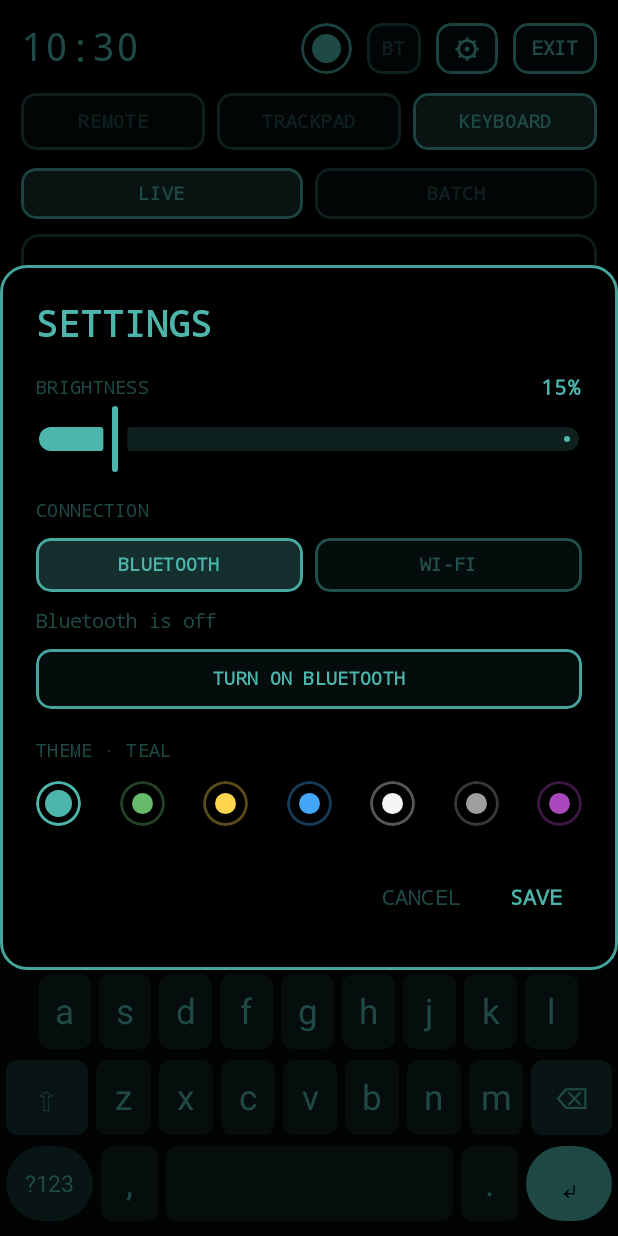
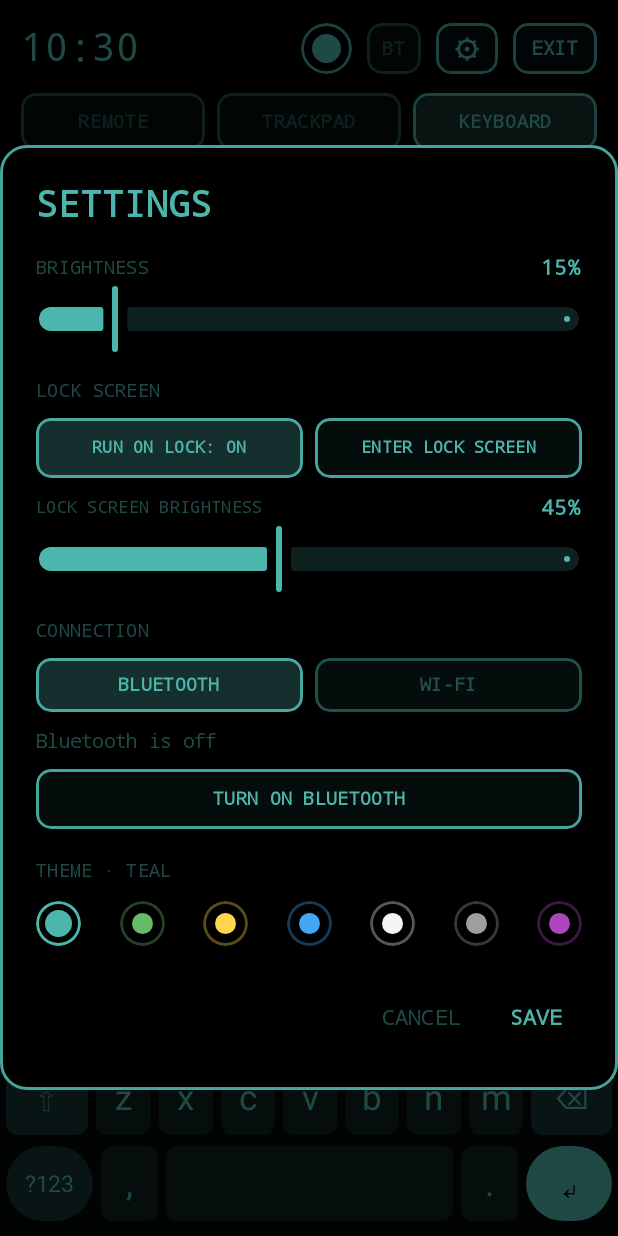
Before and after one commit to theboyjones-oss/ambient-remote, an Android app built with Jetpack Compose: the screen it shows after launch (AmbientRemoteActivity), after a tap on "BT", on a phone screen of 412 x 824 dp. Run offline under Robolectric (Android 15) with nearby library versions, the phone set to English and light mode, and no system bars; 3 other taps on this screen came first.

Commit message:
Run on Lock Screen toggle, Enter Lock Screen button, separate lock-screen brightness (45%)
Co-Authored-By: Claude Opus 5.5 <noreply@anthropic.com>
Claude-Session: https://claude.ai/code/session_013kmryND9dLDVS9px7emNQV

```diff
--- a/app/src/main/java/com/example/ambientremote/AmbientRemoteActivity.kt
+++ b/app/src/main/java/com/example/ambientremote/AmbientRemoteActivity.kt
@@ -1,5 +1,8 @@
 package com.example.ambientremote
 
+import android.app.KeyguardManager
+import android.app.admin.DevicePolicyManager
+import android.content.ComponentName
 import android.content.Intent
 import android.graphics.Color
 import android.graphics.drawable.ColorDrawable
@@ -9,6 +12,9 @@ import android.hardware.SensorEventListener
 import android.hardware.SensorManager
 import android.os.Build
 import android.os.Bundle
+import android.os.Handler
+import android.os.Looper
+import android.os.PowerManager
 import android.view.MotionEvent
 import android.view.WindowManager
 import androidx.activity.ComponentActivity
@@ -18,6 +24,7 @@ import androidx.compose.foundation.background
 import androidx.compose.foundation.layout.Box
 import androidx.compose.foundation.layout.fillMaxSize
 import androidx.compose.runtime.LaunchedEffect
+import kotlinx.coroutines.delay
 import androidx.compose.runtime.getValue
 import androidx.compose.runtime.mutableStateOf
 import androidx.compose.runtime.setValue
@@ -46,15 +53,22 @@ class AmbientRemoteActivity : ComponentActivity(), SensorEventListener {
     private var blackout by mutableStateOf(false)
     private var showSettings by mutableStateOf(false)
 
+    /** True while the keyguard is showing (remote running on the lock screen). */
+    private var onLockScreen by mutableStateOf(false)
+
+    private val lockAdmin =
+        registerForActivityResult(ActivityResultContracts.StartActivityForResult()) {
+            if (isLockAdmin()) lockAndShowRemote()
+        }
+
     override fun onCreate(savedInstanceState: Bundle?) {
         super.onCreate(savedInstanceState)
 
-        setShowWhenLocked(true)
-        setTurnScreenOn(true)
+        settings = RemoteSettings(this)
+        applyLockScreenMode(settings.runOnLockScreen)
 
         window.addFlags(WindowManager.LayoutParams.FLAG_KEEP_SCREEN_ON)
         window.setBackgroundDrawable(ColorDrawable(Color.BLACK))
-        settings = RemoteSettings(this)
         window.attributes = window.attributes.apply {
             screenBrightness = settings.brightness
             if (Build.VERSION.SDK_INT >= Build.VERSION_CODES.P) {
@@ -77,7 +91,15 @@ class AmbientRemoteActivity : ComponentActivity(), SensorEventListener {
         showSettings = intent?.getBooleanExtra(EXTRA_OPEN_SETTINGS, false) == true
 
         setContent {
-            LaunchedEffect(settings.brightness) { window.applyBrightness(settings.brightness) }
+            LaunchedEffect(settings.runOnLockScreen) { applyLockScreenMode(settings.runOnLockScreen) }
+            LaunchedEffect(Unit) {
+                while (true) {
+                    onLockScreen = keyguard()?.isKeyguardLocked == true
+                    delay(1_000)
+                }
+            }
+            val level = if (onLockScreen) settings.lockBrightness else settings.brightness
+            LaunchedEffect(level) { window.applyBrightness(level) }
             Box(Modifier.fillMaxSize().background(OledBlack)) {
                 AmbientRemoteApp(
                     client = client,
@@ -86,12 +108,64 @@ class AmbientRemoteActivity : ComponentActivity(), SensorEventListener {
                     onExit = { finish() },
                     showSettings = showSettings,
                     onShowSettingsChange = { showSettings = it },
+                    onEnterLockScreen = { enterLockScreen() },
                 )
                 if (blackout) {
                     Box(Modifier.fillMaxSize().background(OledBlack))
                 }
             }
         }
+    }
+
+    private fun keyguard(): KeyguardManager? = getSystemService(KeyguardManager::class.java)
+
+    private fun applyLockScreenMode(on: Boolean) {
+        setShowWhenLocked(on)
+        setTurnScreenOn(on)
+    }
+
+    private fun adminComponent() = ComponentName(this, LockAdminReceiver::class.java)
+
+    private fun isLockAdmin(): Boolean =
+        getSystemService(DevicePolicyManager::class.java)?.isAdminActive(adminComponent()) == true
+
+    /** "Enter Lock Screen": lock the phone, then wake it with the remote showing over the lock screen. */
+    private fun enterLockScreen() {
+        showSettings = false
+        if (!settings.runOnLockScreen) settings.updateRunOnLockScreen(true)
+        applyLockScreenMode(true)
+        if (isLockAdmin()) {
+            lockAndShowRemote()
+        } else {
+            lockAdmin.launch(
+                Intent(DevicePolicyManager.ACTION_ADD_DEVICE_ADMIN)
+                    .putExtra(DevicePolicyManager.EXTRA_DEVICE_ADMIN, adminComponent())
+                    .putExtra(
+                        DevicePolicyManager.EXTRA_ADD_EXPLANATION,
+                        getString(R.string.admin_description),
+                    )
+            )
+        }
+    }
+
+    private fun lockAndShowRemote() {
+        val dpm = getSystemService(DevicePolicyManager::class.java) ?: return
+        try {
+            dpm.lockNow()
+        } catch (_: SecurityException) {
+            return
+        }
+        // Wake the screen straight back up; the remote shows over the lock screen.
+        Handler(Looper.getMainLooper()).postDelayed({
+            val pm = getSystemService(PowerManager::class.java) ?: return@postDelayed
+            @Suppress("DEPRECATION")
+            val wake = pm.newWakeLock(
+                PowerManager.SCREEN_BRIGHT_WAKE_LOCK or PowerManager.ACQUIRE_CAUSES_WAKEUP,
+                "ambientremote:lockscreen",
+            )
+            wake.acquire(3_000)
+            onLockScreen = true
+        }, 700)
     }
 
     override fun onNewIntent(intent: Intent) {
--- /dev/null
+++ b/app/src/main/java/com/example/ambientremote/LockAdminReceiver.kt
@@ -0,0 +1,6 @@
+package com.example.ambientremote
+
+import android.app.admin.DeviceAdminReceiver
+
+/** Lets the app lock the screen ("Enter Lock Screen"). Only the force-lock policy is requested. */
+class LockAdminReceiver : DeviceAdminReceiver()
--- a/app/src/main/java/com/example/ambientremote/RemoteSettings.kt
+++ b/app/src/main/java/com/example/ambientremote/RemoteSettings.kt
@@ -34,6 +34,26 @@ class RemoteSettings(context: Context) {
         prefs.edit().putFloat(KEY_BRIGHTNESS, brightness).apply()
     }
 
+    /** Show the remote over the lock screen. */
+    var runOnLockScreen by mutableStateOf(prefs.getBoolean(KEY_RUN_ON_LOCK, true))
+        private set
+
+    fun updateRunOnLockScreen(on: Boolean) {
+        runOnLockScreen = on
+        prefs.edit().putBoolean(KEY_RUN_ON_LOCK, on).apply()
+    }
+
+    /** Brightness used while the phone is locked, kept high enough to see the remote. */
+    var lockBrightness by mutableFloatStateOf(
+        prefs.getFloat(KEY_LOCK_BRIGHTNESS, DEFAULT_LOCK_BRIGHTNESS).coerceIn(MIN_BRIGHTNESS, 1f)
+    )
+        private set
+
+    fun updateLockBrightness(level: Float) {
+        lockBrightness = level.coerceIn(MIN_BRIGHTNESS, 1f)
+        prefs.edit().putFloat(KEY_LOCK_BRIGHTNESS, lockBrightness).apply()
+    }
+
     var transport by mutableStateOf(
         runCatching { Transport.valueOf(prefs.getString(KEY_TRANSPORT, null) ?: "") }
             .getOrDefault(Transport.BLUETOOTH)
@@ -65,6 +85,9 @@ class RemoteSettings(context: Context) {
         private const val KEY_THEME = "theme"
         private const val KEY_BRIGHTNESS = "brightness"
         private const val KEY_TRANSPORT = "transport"
+        private const val KEY_RUN_ON_LOCK = "run_on_lock"
+        private const val KEY_LOCK_BRIGHTNESS = "lock_brightness"
+        const val DEFAULT_LOCK_BRIGHTNESS = 0.45f
         const val DEFAULT_BRIGHTNESS = 0.15f
         const val MIN_BRIGHTNESS = 0.01f
     }
--- a/app/src/main/java/com/example/ambientremote/ui/AmbientRemoteApp.kt
+++ b/app/src/main/java/com/example/ambientremote/ui/AmbientRemoteApp.kt
@@ -81,6 +81,7 @@ fun AmbientRemoteApp(
     onExit: () -> Unit,
     showSettings: Boolean,
     onShowSettingsChange: (Boolean) -> Unit,
+    onEnterLockScreen: (() -> Unit)? = null,
 ) {
     val theme = RemoteThemes[settings.themeIndex]
     var mode by rememberSaveable { mutableStateOf(RemoteMode.REMOTE) }
@@ -148,7 +149,11 @@ fun AmbientRemoteApp(
                 }
             }
             if (showSettings) {
-                SettingsDialog(settings = settings, onDismiss = { onShowSettingsChange(false) })
+                SettingsDialog(
+                    settings = settings,
+                    onDismiss = { onShowSettingsChange(false) },
+                    onEnterLockScreen = onEnterLockScreen,
+                )
             }
         }
     }
@@ -271,7 +276,11 @@ private fun ModeTabs(mode: RemoteMode, onSelect: (RemoteMode) -> Unit) {
 }
 
 @Composable
-private fun SettingsDialog(settings: RemoteSettings, onDismiss: () -> Unit) {
+private fun SettingsDialog(
+    settings: RemoteSettings,
+    onDismiss: () -> Unit,
+    onEnterLockScreen: (() -> Unit)?,
+) {
     val theme = LocalRemoteTheme.current
     var ip by remember { mutableStateOf(settings.ip) }
     var port by remember { mutableStateOf(settings.port.toString()) }
@@ -316,6 +325,49 @@ private fun SettingsDialog(settings: RemoteSettings, onDismiss: () -> Unit) {
                 Slider(
                     value = settings.brightness,
                     onValueChange = { settings.updateBrightness(it) },
+                    valueRange = RemoteSettings.MIN_BRIGHTNESS..1f,
+                    colors = SliderDefaults.colors(
+                        thumbColor = theme.accent,
+                        activeTrackColor = theme.accent,
+                        inactiveTrackColor = theme.faint,
+                    ),
+                )
+                Spacer(Modifier.height(14.dp))
+                Text("LOCK SCREEN", color = theme.dim, fontFamily = Mono, fontSize = 12.sp)
+                Spacer(Modifier.height(8.dp))
+                Row(Modifier.fillMaxWidth(), horizontalArrangement = Arrangement.spacedBy(8.dp)) {
+                    WireButton(
+                        label = if (settings.runOnLockScreen) "RUN ON LOCK: ON" else "RUN ON LOCK: OFF",
+                        onClick = { settings.updateRunOnLockScreen(!settings.runOnLockScreen) },
+                        modifier = Modifier.weight(1f).height(40.dp),
+                        selected = settings.runOnLockScreen,
+                        dimLabel = !settings.runOnLockScreen,
+                        fontSize = 11.sp,
+                    )
+                    if (onEnterLockScreen != null) {
+                        WireButton(
+                            label = "ENTER LOCK SCREEN",
+                            onClick = onEnterLockScreen,
+                            modifier = Modifier.weight(1f).height(40.dp),
+                            fontSize = 11.sp,
+                        )
+                    }
+                }
+                Spacer(Modifier.height(10.dp))
+                Row(Modifier.fillMaxWidth(), verticalAlignment = Alignment.CenterVertically) {
+                    Text("LOCK SCREEN BRIGHTNESS", color = theme.dim, fontFamily = Mono, fontSize = 11.sp)
+                    Spacer(Modifier.weight(1f))
+                    Text(
+                        "${(settings.lockBrightness * 100).roundToInt()}%",
+                        color = theme.label,
+                        fontFamily = Mono,
+                        fontSize = 14.sp,
+                        fontWeight = FontWeight.Bold,
+                    )
+                }
+                Slider(
+                    value = settings.lockBrightness,
+                    onValueChange = { settings.updateLockBrightness(it) },
                     valueRange = RemoteSettings.MIN_BRIGHTNESS..1f,
                     colors = SliderDefaults.colors(
                         thumbColor = theme.accent,
--- a/app/src/main/res/values/strings.xml
+++ b/app/src/main/res/values/strings.xml
@@ -2,4 +2,5 @@
     <string name="app_name">Ambient Remote</string>
     <string name="dream_label">Ambient Remote</string>
     <string name="tile_label">TV Remote</string>
+    <string name="admin_description">Lets Ambient Remote lock the screen so the remote can run on the lock screen.</string>
 </resources>
--- /dev/null
+++ b/app/src/main/res/xml/device_admin.xml
@@ -0,0 +1,6 @@
+<?xml version="1.0" encoding="utf-8"?>
+<device-admin>
+    <uses-policies>
+        <force-lock />
+    </uses-policies>
+</device-admin>
```
Also changed, not shown: app/src/main/AndroidManifest.xml (+15 -2 lines).
